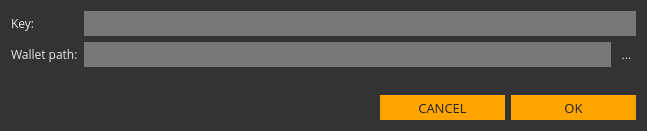
This is src/gui/ui/importkeydialog.ui in ConcealNetwork/conceal-desktop as Qt 5 draws it before an edit. The edited form follows.
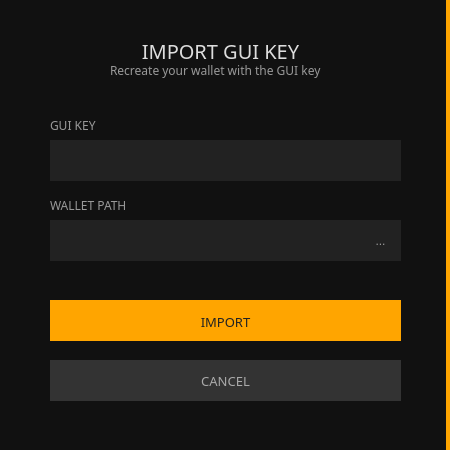
This is the edited form.

The edit to the form file:
```diff
--- a/src/gui/ui/importkeydialog.ui
+++ b/src/gui/ui/importkeydialog.ui
@@ -6,170 +6,273 @@
    <rect>
     <x>0</x>
     <y>0</y>
-    <width>647</width>
-    <height>131</height>
+    <width>450</width>
+    <height>450</height>
    </rect>
   </property>
   <property name="windowTitle">
    <string>Import GUI key</string>
   </property>
   <property name="styleSheet">
-   <string notr="true">background-color: #333; color: #e5e5e5;
-border: 0px;</string>
+   <string notr="true">border: 0px;</string>
   </property>
   <layout class="QVBoxLayout" name="verticalLayout">
+   <property name="leftMargin">
+    <number>0</number>
+   </property>
+   <property name="topMargin">
+    <number>0</number>
+   </property>
+   <property name="rightMargin">
+    <number>0</number>
+   </property>
+   <property name="bottomMargin">
+    <number>0</number>
+   </property>
    <item>
-    <layout class="QGridLayout" name="gridLayout">
-     <item row="0" column="0">
+    <widget class="QGroupBox" name="groupBox">
+     <property name="maximumSize">
+      <size>
+       <width>450</width>
+       <height>450</height>
+      </size>
+     </property>
+     <property name="styleSheet">
+      <string notr="true">background-color: #111; border-right: 4px solid orange;</string>
+     </property>
+     <property name="title">
+      <string/>
+     </property>
+     <widget class="QLabel" name="label_3">
+      <property name="geometry">
+       <rect>
+        <x>60</x>
+        <y>40</y>
+        <width>321</width>
+        <height>21</height>
+       </rect>
+      </property>
+      <property name="font">
+       <font>
+        <family>Poppins</family>
+        <pointsize>15</pointsize>
+       </font>
+      </property>
+      <property name="styleSheet">
+       <string notr="true">color: #ddd;
+border-right: 0px;</string>
+      </property>
+      <property name="text">
+       <string>IMPORT GUI KEY</string>
+      </property>
+      <property name="alignment">
+       <set>Qt::AlignCenter</set>
+      </property>
+     </widget>
       <widget class="QLabel" name="label">
+      <property name="geometry">
+       <rect>
+        <x>50</x>
+        <y>110</y>
+        <width>70</width>
+        <height>31</height>
+       </rect>
+      </property>
        <property name="font">
         <font>
-         <family>Open Sans</family>
+        <family>Poppins</family>
          <pointsize>9</pointsize>
         </font>
        </property>
+      <property name="styleSheet">
+       <string notr="true">color: #999;
+border-right: 0px;</string>
+      </property>
        <property name="text">
-        <string>Key:</string>
-       </property>
-      </widget>
-     </item>
-     <item row="0" column="1" colspan="2">
+       <string>GUI KEY</string>
+      </property>
+     </widget>
       <widget class="QLineEdit" name="m_keyEdit">
+      <property name="geometry">
+       <rect>
+        <x>50</x>
+        <y>140</y>
+        <width>351</width>
+        <height>41</height>
+       </rect>
+      </property>
        <property name="minimumSize">
         <size>
          <width>0</width>
-         <height>25</height>
+        <height>31</height>
         </size>
        </property>
        <property name="font">
         <font>
-         <family>Open Sans</family>
+        <family>Poppins</family>
          <pointsize>9</pointsize>
         </font>
        </property>
        <property name="styleSheet">
-        <string notr="true">background-color: #777;
-boder: 0px;
-color: #e5e5e5;</string>
-       </property>
-      </widget>
-     </item>
-     <item row="1" column="0">
+       <string notr="true">background-color: #222;
+border-right: 0px;
+color: #e5e5e5;
+padding: 5px;</string>
+      </property>
+     </widget>
       <widget class="QLabel" name="label_2">
+      <property name="geometry">
+       <rect>
+        <x>50</x>
+        <y>190</y>
+        <width>91</width>
+        <height>31</height>
+       </rect>
+      </property>
        <property name="font">
         <font>
-         <family>Open Sans</family>
+        <family>Poppins</family>
          <pointsize>9</pointsize>
         </font>
        </property>
+      <property name="styleSheet">
+       <string notr="true">color: #999;
+border-right: 0px;</string>
+      </property>
        <property name="text">
-        <string>Wallet path:</string>
-       </property>
-      </widget>
-     </item>
-     <item row="1" column="1">
+       <string>WALLET PATH</string>
+      </property>
+     </widget>
       <widget class="QLineEdit" name="m_pathEdit">
+      <property name="geometry">
+       <rect>
+        <x>50</x>
+        <y>220</y>
+        <width>351</width>
+        <height>41</height>
+       </rect>
+      </property>
        <property name="minimumSize">
         <size>
          <width>0</width>
-         <height>25</height>
+        <height>31</height>
         </size>
        </property>
        <property name="font">
         <font>
-         <family>Open Sans</family>
+        <family>Poppins</family>
          <pointsize>9</pointsize>
         </font>
        </property>
        <property name="styleSheet">
-        <string notr="true">background-color: #777;
-boder: 0px;
-color: #e5e5e5;</string>
-       </property>
-      </widget>
-     </item>
-     <item row="1" column="2">
+       <string notr="true">background-color: #222;
+border-right: 0px;
+color: #e5e5e5;
+padding: 5px;</string>
+      </property>
+     </widget>
       <widget class="QToolButton" name="m_selectPathButton">
+      <property name="geometry">
+       <rect>
+        <x>360</x>
+        <y>220</y>
+        <width>41</width>
+        <height>41</height>
+       </rect>
+      </property>
+      <property name="styleSheet">
+       <string notr="true">background-color: #222;
+border-right: 0px;
+color: #999;
+padding: 5px;
+</string>
+      </property>
        <property name="text">
         <string>...</string>
        </property>
       </widget>
-     </item>
-    </layout>
-   </item>
-   <item>
-    <spacer name="verticalSpacer">
-     <property name="orientation">
-      <enum>Qt::Vertical</enum>
-     </property>
-     <property name="sizeHint" stdset="0">
+     <widget class="QPushButton" name="m_okButton">
+      <property name="geometry">
+       <rect>
+        <x>50</x>
+        <y>300</y>
+        <width>351</width>
+        <height>41</height>
+       </rect>
+      </property>
+      <property name="minimumSize">
       <size>
-       <width>20</width>
-       <height>2</height>
-      </size>
-     </property>
-    </spacer>
-   </item>
-   <item>
-    <layout class="QHBoxLayout" name="horizontalLayout">
-     <item>
-      <spacer name="horizontalSpacer">
-       <property name="orientation">
-        <enum>Qt::Horizontal</enum>
-       </property>
-       <property name="sizeHint" stdset="0">
-        <size>
-         <width>40</width>
-         <height>20</height>
-        </size>
-       </property>
-      </spacer>
-     </item>
-     <item>
+        <width>131</width>
+        <height>31</height>
+       </size>
+      </property>
+      <property name="font">
+       <font>
+        <family>Poppins</family>
+        <pointsize>10</pointsize>
+       </font>
+      </property>
+      <property name="styleSheet">
+       <string notr="true">color: #222; background-color: orange; border-top: 3px solid orange;
+border-right: 0px;</string>
+      </property>
+      <property name="text">
+       <string>IMPORT</string>
+      </property>
+     </widget>
       <widget class="QPushButton" name="m_cancelButton">
+      <property name="geometry">
+       <rect>
+        <x>50</x>
+        <y>360</y>
+        <width>351</width>
+        <height>41</height>
+       </rect>
+      </property>
        <property name="minimumSize">
         <size>
-         <width>125</width>
-         <height>25</height>
+        <width>131</width>
+        <height>31</height>
         </size>
        </property>
        <property name="font">
         <font>
-         <family>Open Sans</family>
+        <family>Poppins</family>
          <pointsize>10</pointsize>
         </font>
        </property>
        <property name="styleSheet">
-        <string notr="true">color: #222; border-radius: 0px; border: 0px solid; background-color: orange;</string>
+       <string notr="true">color: #aaa; background-color: #333; 
+border-right: 0px;</string>
        </property>
        <property name="text">
         <string>CANCEL</string>
        </property>
       </widget>
-     </item>
-     <item>
-      <widget class="QPushButton" name="m_okButton">
-       <property name="minimumSize">
-        <size>
-         <width>125</width>
-         <height>25</height>
-        </size>
+     <widget class="QLabel" name="label_4">
+      <property name="geometry">
+       <rect>
+        <x>110</x>
+        <y>60</y>
+        <width>231</width>
+        <height>21</height>
+       </rect>
        </property>
        <property name="font">
         <font>
-         <family>Open Sans</family>
-         <pointsize>10</pointsize>
+        <family>Poppins</family>
+        <pointsize>9</pointsize>
         </font>
        </property>
        <property name="styleSheet">
-        <string notr="true">color: #222; border-radius: 0px; border: 0px solid; background-color: orange;</string>
+       <string notr="true">color: #999;
+border-right: 0px;</string>
        </property>
        <property name="text">
-        <string>OK</string>
-       </property>
-      </widget>
-     </item>
-    </layout>
+       <string>Recreate your wallet with the GUI key</string>
+      </property>
+     </widget>
+    </widget>
    </item>
   </layout>
  </widget>
```
Left out of the diff: 32 changed lines with no effect on the pictures. Lines whose indentation alone changed are shown as unchanged.
